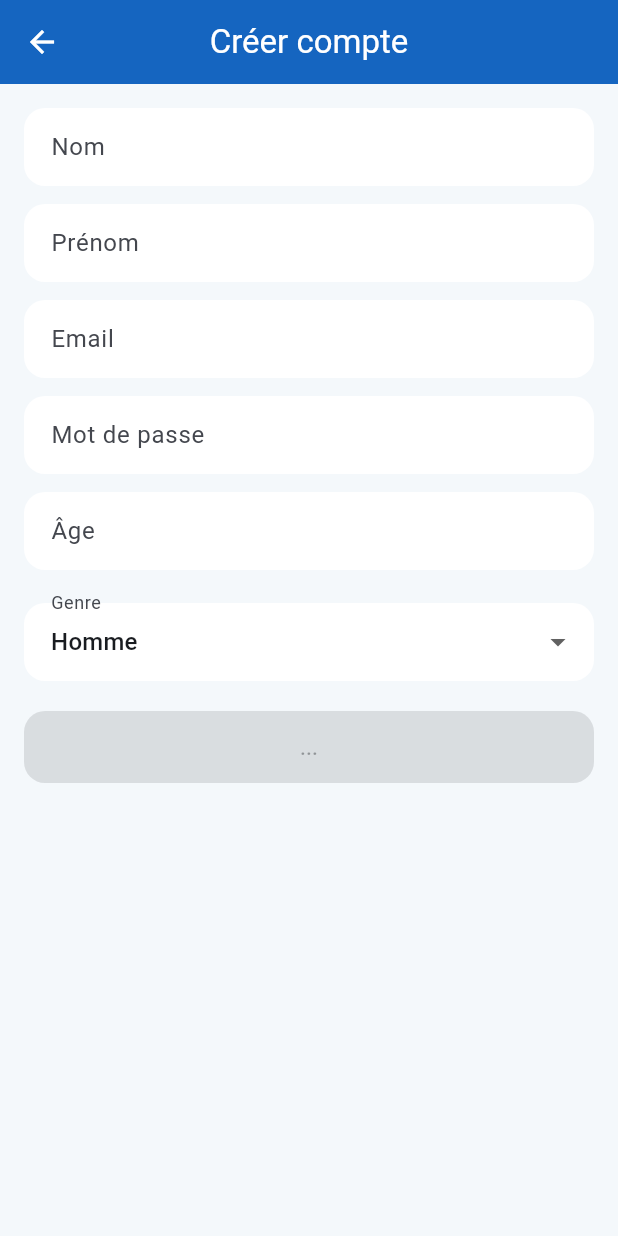
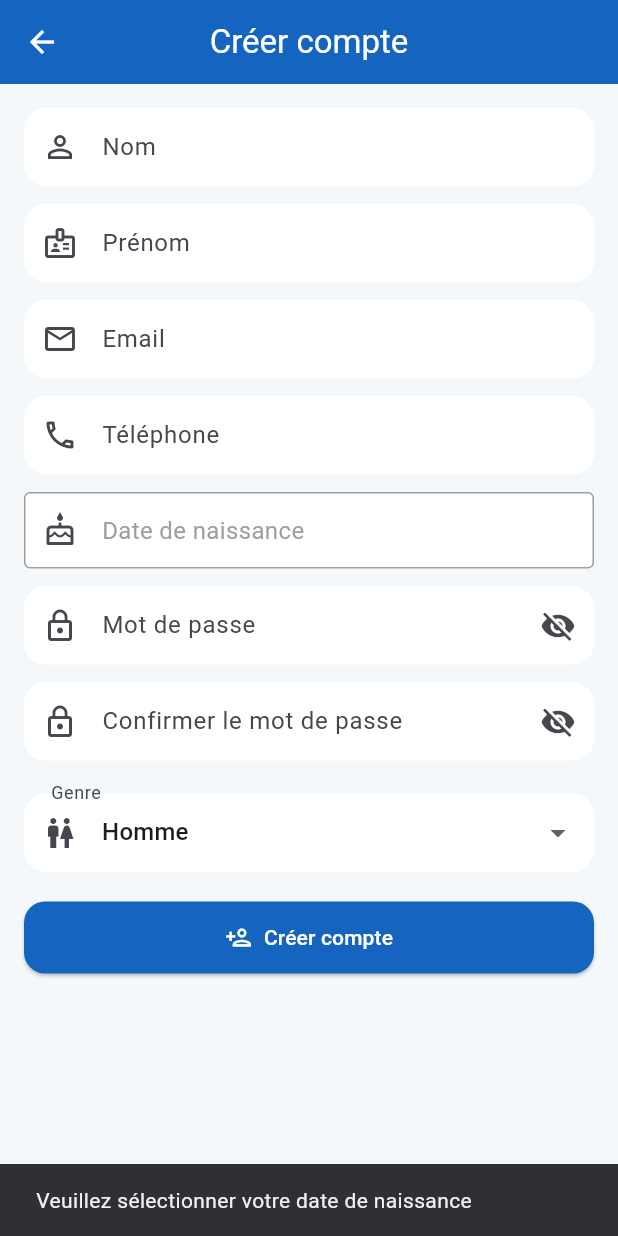
Before and after one commit to Bassem26199/PFE--Orientation-frontend, a Flutter app: the RegisterScreen screen opened directly, after a tap on "Créer compte", on a phone screen of 412 x 824 dp. Run offline on Flutter 3.47's test engine with Material 3 defaults, Android fonts, the phone set to English and light mode, and no system bars; our stand-ins replace printing, shared_preferences; accounts and stored records are empty; network calls fail.

Commit message:
register

```diff
--- a/lib/screens/register_screen.dart
+++ b/lib/screens/register_screen.dart
@@ -16,13 +16,60 @@ class _RegisterScreenState extends State<RegisterScreen> {
   final prenom = TextEditingController();
   final email = TextEditingController();
   final password = TextEditingController();
-  final age = TextEditingController();
+  final confirmPassword = TextEditingController();
+  final telephone = TextEditingController();
 
+  DateTime? dateNaissance;
   String genre = "M";
   bool isLoading = false;
+  bool obscurePassword = true;
+  bool obscureConfirm = true;
+
+  int _calculateAge(DateTime dob) {
+    final today = DateTime.now();
+    int age = today.year - dob.year;
+    if (today.month < dob.month ||
+        (today.month == dob.month && today.day < dob.day)) {
+      age--;
+    }
+    return age;
+  }
+
+  Future<void> _pickDate() async {
+    final picked = await showDatePicker(
+      context: context,
+      initialDate: dateNaissance ?? DateTime(2000),
+      firstDate: DateTime(1900),
+      lastDate: DateTime.now(),
+      helpText: "Sélectionner la date de naissance",
+    );
+    if (picked != null) {
+      setState(() => dateNaissance = picked);
+    }
+  }
 
   Future<void> register() async {
+    if (dateNaissance == null) {
+      ScaffoldMessenger.of(context).showSnackBar(
+        const SnackBar(
+          content: Text("Veuillez sélectionner votre date de naissance"),
+        ),
+      );
+      return;
+    }
+
+    if (password.text != confirmPassword.text) {
+      ScaffoldMessenger.of(context).showSnackBar(
+        const SnackBar(content: Text("Les mots de passe ne correspondent pas")),
+      );
+      return;
+    }
+
     setState(() => isLoading = true);
+
+    final age = _calculateAge(dateNaissance!);
+    final dateStr =
+        "${dateNaissance!.year.toString().padLeft(4, '0')}-${dateNaissance!.month.toString().padLeft(2, '0')}-${dateNaissance!.day.toString().padLeft(2, '0')}";
 
     final response = await http.post(
       Uri.parse("${AuthService.baseUrl}/register"),
@@ -31,15 +78,19 @@ class _RegisterScreenState extends State<RegisterScreen> {
         "nom": nom.text,
         "prenom": prenom.text,
         "email": email.text,
-        "password": password.text,
+        "mot_de_passe": password.text,
+        "telephone": telephone.text,
         "genre": genre,
-        "age": age.text,
+        "age": age.toString(),
+        "date_naissance": dateStr,
       },
     );
 
     final data = jsonDecode(response.body);
 
     setState(() => isLoading = false);
+
+    if (!mounted) return;
 
     if (data["success"] == true) {
       showDialog(
@@ -51,59 +102,155 @@ class _RegisterScreenState extends State<RegisterScreen> {
             TextButton(
               onPressed: () => Navigator.pop(context),
               child: const Text("OK"),
-            )
+            ),
           ],
         ),
       );
     } else {
-      ScaffoldMessenger.of(context).showSnackBar(
-        SnackBar(content: Text(data["message"] ?? "Erreur")),
-      );
+      ScaffoldMessenger.of(
+        context,
+      ).showSnackBar(SnackBar(content: Text(data["message"] ?? "Erreur")));
     }
   }
 
-  Widget field(TextEditingController c, String label) {
+  Widget field(
+    TextEditingController c,
+    String label,
+    IconData icon, {
+    TextInputType keyboardType = TextInputType.text,
+  }) {
     return Padding(
       padding: const EdgeInsets.only(bottom: 12),
       child: TextField(
         controller: c,
-        decoration: InputDecoration(labelText: label),
+        keyboardType: keyboardType,
+        decoration: InputDecoration(labelText: label, prefixIcon: Icon(icon)),
       ),
     );
   }
 
   @override
   Widget build(BuildContext context) {
+    final dateLabel = dateNaissance == null
+        ? "Date de naissance"
+        : "${dateNaissance!.day.toString().padLeft(2, '0')}/${dateNaissance!.month.toString().padLeft(2, '0')}/${dateNaissance!.year}  (${_calculateAge(dateNaissance!)} ans)";
+
     return Scaffold(
       appBar: AppBar(title: const Text("Créer compte")),
       body: Padding(
         padding: const EdgeInsets.all(16),
         child: ListView(
           children: [
-            field(nom, "Nom"),
-            field(prenom, "Prénom"),
-            field(email, "Email"),
-            field(password, "Mot de passe"),
-            field(age, "Âge"),
+            field(nom, "Nom", Icons.person_outline),
+            field(prenom, "Prénom", Icons.badge_outlined),
+            field(
+              email,
+              "Email",
+              Icons.email_outlined,
+              keyboardType: TextInputType.emailAddress,
+            ),
+            field(
+              telephone,
+              "Téléphone",
+              Icons.phone_outlined,
+              keyboardType: TextInputType.phone,
+            ),
+
+            // Date de naissance picker
+            Padding(
+              padding: const EdgeInsets.only(bottom: 12),
+              child: InkWell(
+                onTap: _pickDate,
+                borderRadius: BorderRadius.circular(8),
+                child: InputDecorator(
+                  decoration: const InputDecoration(
+                    prefixIcon: Icon(Icons.cake_outlined),
+                    border: OutlineInputBorder(),
+                    enabledBorder: OutlineInputBorder(
+                      borderSide: BorderSide(color: Colors.grey),
+                    ),
+                  ),
+                  child: Text(
+                    dateLabel,
+                    style: TextStyle(
+                      fontSize: 16,
+                      color: dateNaissance == null
+                          ? Colors.grey
+                          : Colors.black87,
+                    ),
+                  ),
+                ),
+              ),
+            ),
+
+            // Password
+            Padding(
+              padding: const EdgeInsets.only(bottom: 12),
+              child: TextField(
+                controller: password,
+                obscureText: obscurePassword,
+                decoration: InputDecoration(
+                  labelText: "Mot de passe",
+                  prefixIcon: const Icon(Icons.lock_outline),
+                  suffixIcon: IconButton(
+                    icon: Icon(
+                      obscurePassword ? Icons.visibility_off : Icons.visibility,
+                    ),
+                    onPressed: () =>
+                        setState(() => obscurePassword = !obscurePassword),
+                  ),
+                ),
+              ),
+            ),
+
+            // Confirm password
+            Padding(
+              padding: const EdgeInsets.only(bottom: 12),
+              child: TextField(
+                controller: confirmPassword,
+                obscureText: obscureConfirm,
+                decoration: InputDecoration(
+                  labelText: "Confirmer le mot de passe",
+                  prefixIcon: const Icon(Icons.lock_outline),
+                  suffixIcon: IconButton(
+                    icon: Icon(
+                      obscureConfirm ? Icons.visibility_off : Icons.visibility,
+                    ),
+                    onPressed: () =>
+                        setState(() => obscureConfirm = !obscureConfirm),
+                  ),
+                ),
+              ),
+            ),
 
             const SizedBox(height: 10),
 
-            DropdownButtonFormField(
-              value: genre,
+            DropdownButtonFormField<String>(
+              initialValue: genre,
               items: const [
                 DropdownMenuItem(value: "M", child: Text("Homme")),
                 DropdownMenuItem(value: "F", child: Text("Femme")),
               ],
               onChanged: (v) => setState(() => genre = v!),
-              decoration: const InputDecoration(labelText: "Genre"),
+              decoration: const InputDecoration(
+                labelText: "Genre",
+                prefixIcon: Icon(Icons.wc_outlined),
+              ),
             ),
 
             const SizedBox(height: 20),
 
-            ElevatedButton(
+            ElevatedButton.icon(
               onPressed: isLoading ? null : register,
-              child: Text(isLoading ? "..." : "Créer compte"),
-            )
+              icon: isLoading
+                  ? const SizedBox(
+                      width: 18,
+                      height: 18,
+                      child: CircularProgressIndicator(strokeWidth: 2),
+                    )
+                  : const Icon(Icons.person_add_outlined),
+              label: Text(isLoading ? "Création..." : "Créer compte"),
+            ),
           ],
         ),
       ),
```
